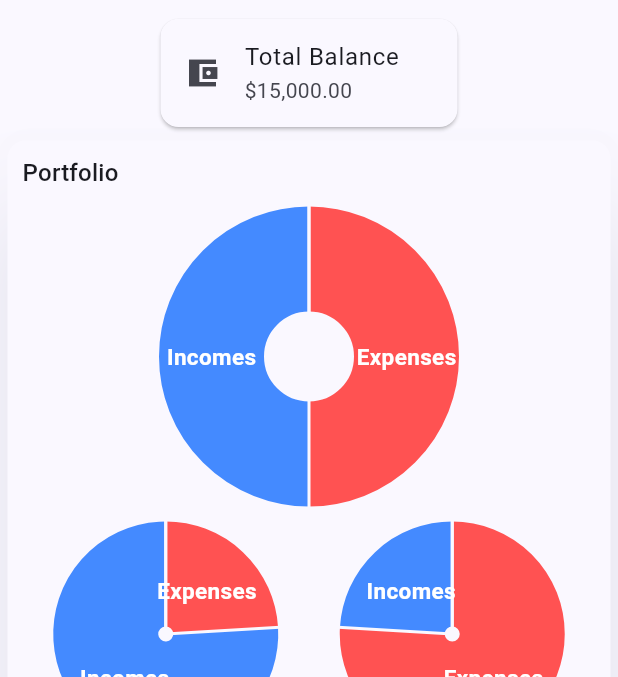
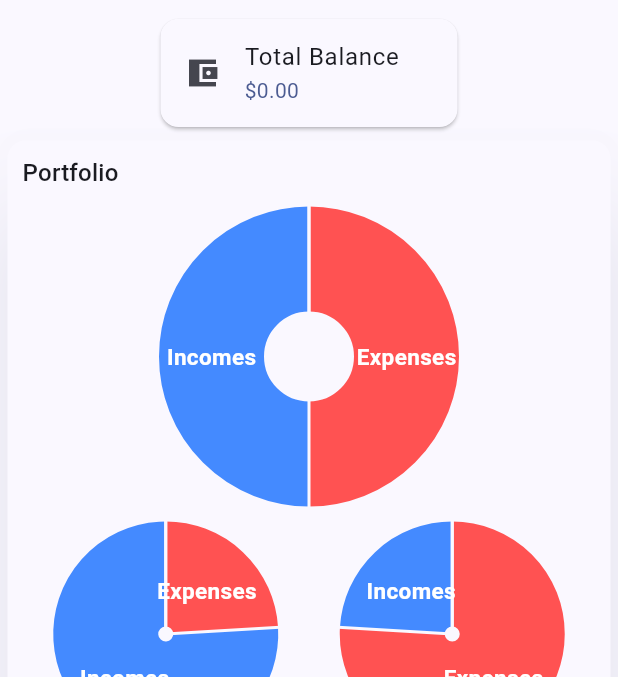
Before and after one commit to danielcaamal/portfolio-13-full-wallet-app, a Flutter app: the screen it shows after launch, on a phone screen of 412 x 824 dp, the part 71-748 px from its top. Run offline on Flutter 3.47's test engine with Material 2 defaults, Android fonts, the phone set to English and light mode, and no system bars; drawn by our look-alikes of fl_chart; our stand-ins replace card_swiper, dio, flutter_colorpicker, flutter_dotenv, flutter_form_builder, flutter_riverpod and 2 more; network calls fail.

Commit message:
FTR: (BACKEND-MOBILE) Implement account total balance

```diff
--- a/wallet-app/lib/src/domain/datasources/account_datasource.dart
+++ b/wallet-app/lib/src/domain/datasources/account_datasource.dart
@@ -2,4 +2,5 @@ import 'package:wallet_app/src/domain/domain.dart';
 
 abstract class AccountDataSource {
   Future<List<Account>> getAccounts();
+  Future<double> getTotalBalance();
 }
--- a/wallet-app/lib/src/domain/repositories/account_repository.dart
+++ b/wallet-app/lib/src/domain/repositories/account_repository.dart
@@ -3,4 +3,5 @@ import 'package:wallet_app/src/domain/domain.dart';
 
 abstract class AccountsRepository {
   Future<List<Account>> getAccounts();
+  Future<double> getTotalBalance();
 }
--- a/wallet-app/lib/src/infrastructure/models/accounts/accounts.dart
+++ b/wallet-app/lib/src/infrastructure/models/accounts/accounts.dart
@@ -1 +1,2 @@
 export 'accounts_api_response.dart';
+export 'accounts_total_balance_api_response.dart';
--- a/wallet-app/lib/src/infrastructure/repositories/account_repository_impl.dart
+++ b/wallet-app/lib/src/infrastructure/repositories/account_repository_impl.dart
@@ -8,4 +8,9 @@ class AccountsRepositoryImpl extends AccountsRepository {
   Future<List<Account>> getAccounts() async {
     return await dataSource.getAccounts();
   }
+
+  @override
+  Future<double> getTotalBalance() async {
+    return await dataSource.getTotalBalance();
+  }
 }
--- /dev/null
+++ b/wallet-app/lib/src/presentation/providers/accounts/account_total_balance_provider.dart
@@ -0,0 +1,21 @@
+import 'package:flutter_riverpod/flutter_riverpod.dart';
+import 'package:wallet_app/src/domain/domain.dart';
+import 'package:wallet_app/src/presentation/presentation.dart';
+
+class AccountTotalBalanceNotifier extends StateNotifier<double> {
+  final AccountsRepository movieCallBack;
+  AccountTotalBalanceNotifier({
+    required this.movieCallBack,
+  }) : super(0);
+
+  Future<void> loadTotalBalance() async {
+    final result = await movieCallBack.getTotalBalance();
+    state = result;
+  }
+}
+
+final accountTotalBalanceProvider =
+    StateNotifierProvider<AccountTotalBalanceNotifier, double>((ref) {
+  final accountRepository = ref.watch(accountRepositoryProvider);
+  return AccountTotalBalanceNotifier(movieCallBack: accountRepository);
+});
--- a/wallet-app/lib/src/presentation/providers/providers.dart
+++ b/wallet-app/lib/src/presentation/providers/providers.dart
@@ -1 +1,2 @@
 export 'accounts/accounts_provider.dart';
+export 'accounts/account_repository_provider.dart';
--- a/wallet-app/lib/src/presentation/screens/accounts_screen.dart
+++ b/wallet-app/lib/src/presentation/screens/accounts_screen.dart
@@ -1,8 +1,6 @@
 import 'package:flutter/material.dart';
 import 'package:flutter_riverpod/flutter_riverpod.dart';
-import 'package:wallet_app/src/domain/domain.dart';
 import 'package:wallet_app/src/presentation/presentation.dart';
-import 'package:wallet_app/src/presentation/utils/utils.dart';
 
 class AccountsScreen extends StatelessWidget {
   static const name = 'accounts';
@@ -41,7 +39,7 @@ class _AccountsContentState extends ConsumerState<_AccountsContent> {
 
     return Column(
       children: [
-        const TotalBalanceCardItem(total: 15000),
+        const TotalBalanceCardItem(),
         CardItem(
           child: AccountsListView(
             accounts: accounts,
--- a/wallet-app/lib/src/presentation/screens/home_screen.dart
+++ b/wallet-app/lib/src/presentation/screens/home_screen.dart
@@ -34,9 +34,7 @@ class _HomeContent extends StatelessWidget {
   Widget build(BuildContext context) {
     return Column(
       children: [
-        TotalBalanceCardItem(
-          total: totalBalance,
-        ),
+        const TotalBalanceCardItem(),
         const CardItem(
           title: 'Portfolio',
           child: PortfolioCharts(),
--- a/wallet-app/lib/src/presentation/widgets/shared/total_balance_card_item.dart
+++ b/wallet-app/lib/src/presentation/widgets/shared/total_balance_card_item.dart
@@ -1,12 +1,26 @@
 import 'package:flutter/material.dart';
+import 'package:flutter_riverpod/flutter_riverpod.dart';
+import 'package:wallet_app/src/presentation/providers/accounts/account_total_balance_provider.dart';
 import 'package:wallet_app/src/presentation/utils/human_formats.dart';
 
-class TotalBalanceCardItem extends StatelessWidget {
-  final double total;
-  const TotalBalanceCardItem({super.key, required this.total});
+class TotalBalanceCardItem extends ConsumerStatefulWidget {
+  const TotalBalanceCardItem({super.key});
+
+  @override
+  ConsumerState<TotalBalanceCardItem> createState() =>
+      _TotalBalanceCardItemState();
+}
+
+class _TotalBalanceCardItemState extends ConsumerState<TotalBalanceCardItem> {
+  @override
+  void initState() {
+    super.initState();
+    ref.read(accountTotalBalanceProvider.notifier).loadTotalBalance();
+  }
 
   @override
   Widget build(BuildContext context) {
+    final totalBalance = ref.watch(accountTotalBalanceProvider);
     return SizedBox(
       width: MediaQuery.of(context).size.width / 2,
       child: Card(
@@ -14,7 +28,12 @@ class TotalBalanceCardItem extends StatelessWidget {
         child: ListTile(
           leading: const Icon(Icons.account_balance_wallet_sharp),
           title: const Text('Total Balance'),
-          subtitle: Text(HumanFormats.numberToCurrency(total)),
+          subtitle: Text(HumanFormats.numberToCurrency(totalBalance),
+              style: TextStyle(
+                color: totalBalance >= 0
+                    ? Theme.of(context).colorScheme.primary
+                    : Theme.of(context).colorScheme.error,
+              )),
         ),
       ),
     );
```
Also changed, not shown: wallet-app/lib/src/infrastructure/datasources/account_api_datasource.dart (+12 -1 lines), wallet-app/lib/src/infrastructure/models/accounts/accounts_api_response.dart (+5 -5 lines), wallet-app/lib/src/infrastructure/models/accounts/accounts_total_balance_api_response.dart (added, +54 -0 lines), wallet-app/lib/src/presentation/providers/accounts/account_repository_provider.dart (added, +7 -0 lines), wallet-app/lib/src/presentation/providers/accounts/accounts_provider.dart (+1 -6 lines), 6 other files.
